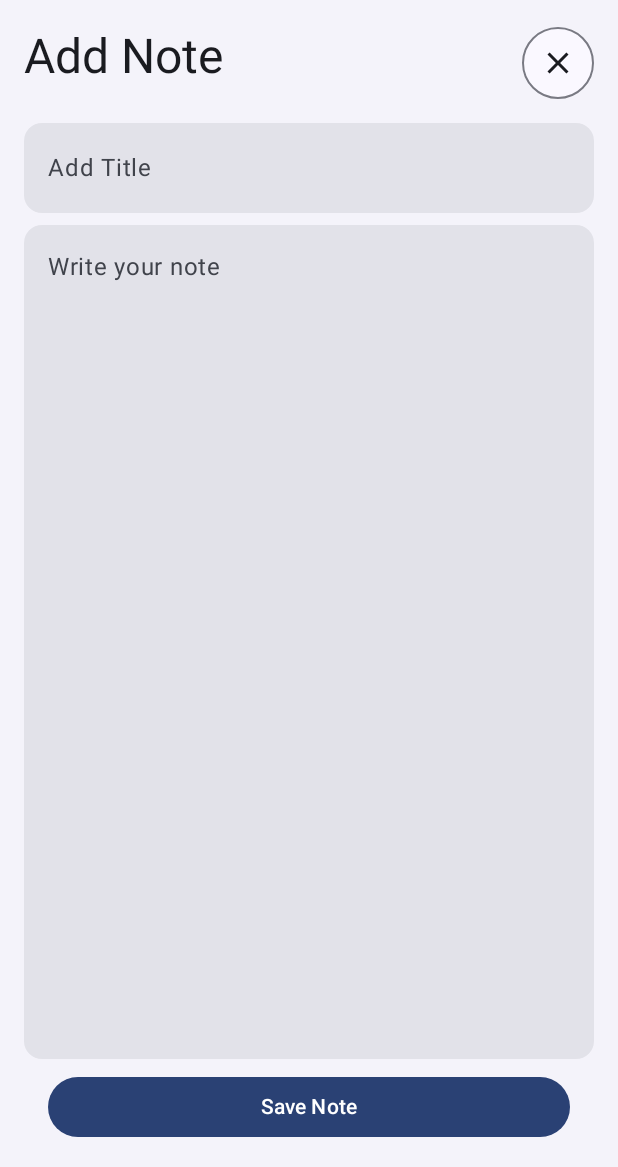
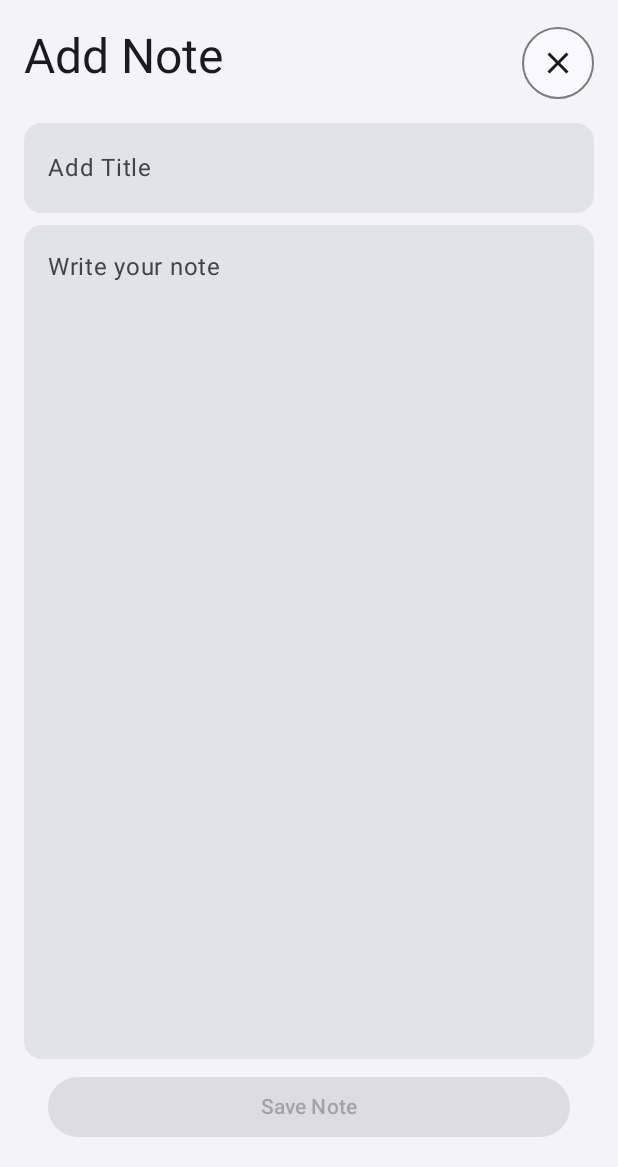
Before and after one commit to chrysophilist/Noteful, an Android app built with Jetpack Compose: the composable HomeScreen shown on its own in the app's theme, after a tap on "Add Note", on a phone screen of 412 x 824 dp, the part 69-1236 px from its top. Run offline under Robolectric (Android 15) with nearby library versions, the phone set to English and light mode, and no system bars; our stand-ins replace Dagger/Hilt's generated code.

Commit message:
refactor HomeScreen grid and add enable logic for save note button in AddNoteScreen

```diff
--- a/app/src/main/java/com/prince/noteful/ui/screens/AddNoteScreen.kt
+++ b/app/src/main/java/com/prince/noteful/ui/screens/AddNoteScreen.kt
@@ -142,7 +142,8 @@ fun AddNoteScreen(
                     onDismiss()
                 }
             },
-            modifier = Modifier.fillMaxWidth().padding(horizontal = 16.dp)
+            modifier = Modifier.fillMaxWidth().padding(horizontal = 16.dp),
+            enabled = titleInput.isNotBlank() || contentInput.isNotBlank()
         ) {
             Text("Save Note")
         }
```
Also changed, not shown: app/src/main/java/com/prince/noteful/ui/screens/HomeScreen.kt (+5 -2 lines).
